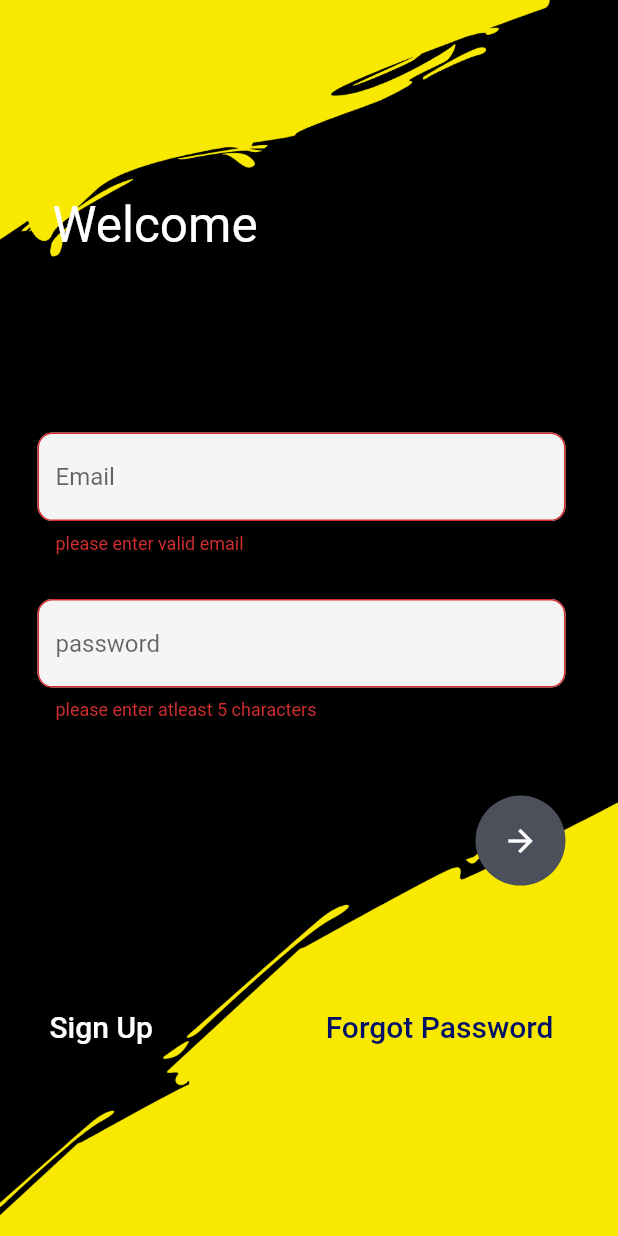
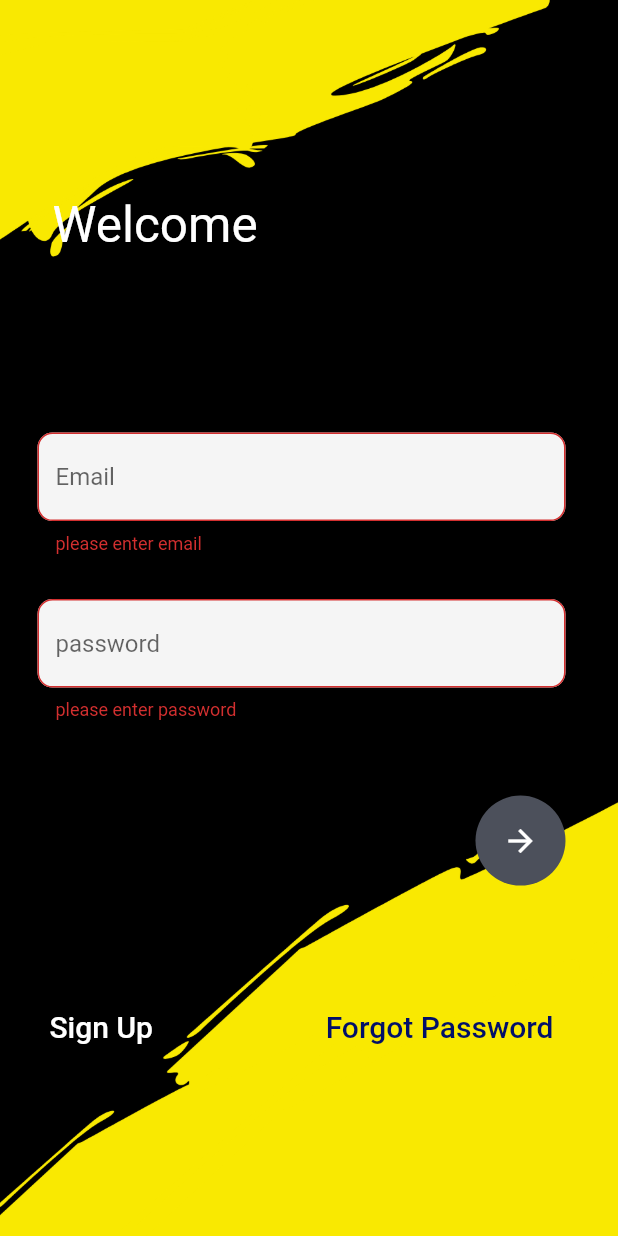
Before and after one commit to sayanths/movie_display_banglore_project, a Flutter app: the screen it shows after launch, after a tap on the "arrow forward" icon, on a phone screen of 412 x 824 dp. Run offline on Flutter 3.47's test engine with Material 2 defaults, Android fonts, the phone set to English and light mode, and no system bars; our stand-ins replace google_fonts, hive, hive_flutter; accounts and stored records are empty.

Commit message:
email correctly validated

```diff
--- a/lib/app/login_page/view_model/login_page_controller.dart
+++ b/lib/app/login_page/view_model/login_page_controller.dart
@@ -1,5 +1,3 @@
-import 'dart:developer';
-
 import 'package:flutter/material.dart';
 import 'package:movie_project_banglore/app/home_page/view/home_page.dart';
 import 'package:movie_project_banglore/app/routes/message.dart';
@@ -12,7 +10,9 @@ class LoginPageController extends ChangeNotifier {
   final loginKey = GlobalKey<FormState>();
 
   onEmailValidate(String? value) {
-    if (!RegExp(r'^[a-zA-Z0-9+_.-]+@[a-zA-Z0-9.-]+$').hasMatch(value!) ||
+    if (value == null || value.isEmpty) {
+      return 'please enter email';
+    } else if (!RegExp(r'^[a-zA-Z0-9+_.-]+@[a-zA-Z0-9.-]+$').hasMatch(value) ||
         value.length < 3) {
       return 'please enter valid email';
     } else {
@@ -21,7 +21,9 @@ class LoginPageController extends ChangeNotifier {
   }
 
   onPasswordValidate(String? value) {
-    if (value!.length < 5) {
+    if (value == null || value.isEmpty) {
+      return 'please enter password';
+    } else if (value.length < 5) {
       return 'please enter atleast 5 characters';
     } else {
       return null;
--- a/lib/app/signup_page/view/sign_up.dart
+++ b/lib/app/signup_page/view/sign_up.dart
@@ -91,7 +91,7 @@ class MyRegister extends StatelessWidget {
                             ),
                             height20,
                             CustomTextFormFiled(
-                                textInputType: TextInputType.number,
+                                // textInputType: TextInputType.number,
                                 validator: (value) =>
                                     singUpProvider.onNumberValidate(value),
                                 controller:
@@ -131,7 +131,6 @@ class MyRegister extends StatelessWidget {
                                 )
                               ],
                             ),
-
                             Row(
                               mainAxisAlignment: MainAxisAlignment.spaceBetween,
                               children: [
```
Also changed, not shown: lib/app/signup_page/view_model/sign_up_controller.dart (+4 -5 lines).
